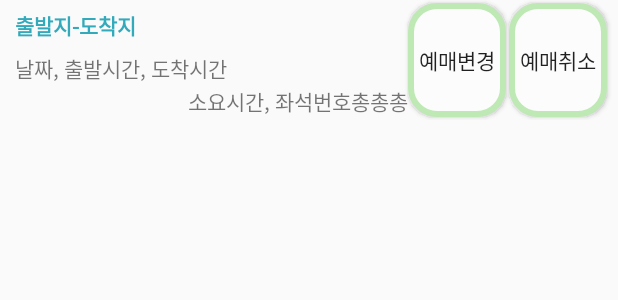
After one commit to SE13KJNBus/BusTicketingApplication, an Android app: the layout home_ticket_list.xml on its own in the app's theme, with its tools: preview values and no code run, on a phone screen of 412 x 824 dp. The commit adds this screen. Shown: the top 300 px of the screen. Run offline under Robolectric (Android 15) with nearby library versions, the phone set to English and light mode, and no system bars.

Commit message:
user TicketList

```diff
--- a/BusTicketingAPP/app/src/main/java/com/example/busticketingapp/BusList/SelectSeatActivity_General.java
+++ b/BusTicketingAPP/app/src/main/java/com/example/busticketingapp/BusList/SelectSeatActivity_General.java
@@ -3,6 +3,7 @@ package com.example.busticketingapp.BusList;
 import androidx.appcompat.app.AppCompatActivity;
 
 import android.app.Dialog;
+import android.content.Intent;
 import android.os.Bundle;
 import android.util.Log;
 import android.view.View;
@@ -11,6 +12,7 @@ import android.widget.NumberPicker;
 import android.widget.TextView;
 import android.widget.Toast;
 
+import com.example.busticketingapp.Payment.PaymentWaiting;
 import com.example.busticketingapp.R;
 
 import java.util.ArrayList;
@@ -31,6 +33,7 @@ public class SelectSeatActivity_General extends AppCompatActivity implements Num
     TextView totalMoney;
     int userSeatNum=0;
     TextView remainNum;
+
     @Override
     protected void onCreate(Bundle savedInstanceState) {
         super.onCreate(savedInstanceState);
@@ -190,7 +193,6 @@ public class SelectSeatActivity_General extends AppCompatActivity implements Num
     @Override
     public void onValueChange(NumberPicker picker, int oldVal, int newVal) {
         Toast.makeText(SelectSeatActivity_General.this, "Submit", Toast.LENGTH_SHORT).show();
-
     }
     public void show(){
         final Dialog dialog = new Dialog(SelectSeatActivity_General.this);
--- a/BusTicketingAPP/app/src/main/java/com/example/busticketingapp/Cart/cart.java
+++ b/BusTicketingAPP/app/src/main/java/com/example/busticketingapp/Cart/Cart.java
@@ -13,7 +13,7 @@ import com.example.busticketingapp.R;
 
 import java.util.ArrayList;
 
-public class cart extends AppCompatActivity {
+public class Cart extends AppCompatActivity {
 
     ListView listView;
     CartAdapter adapter;
--- a/BusTicketingAPP/app/src/main/res/layout/cart_cart.xml
+++ b/BusTicketingAPP/app/src/main/res/layout/cart_cart.xml
@@ -4,7 +4,7 @@
     xmlns:tools="http://schemas.android.com/tools"
     android:layout_width="wrap_content"
     android:layout_height="match_parent"
-    tools:context=".Cart.cart">
+    tools:context=".Cart.Cart">
 
     <Button
         android:id="@+id/cart_remove"
--- /dev/null
+++ b/BusTicketingAPP/app/src/main/res/layout/home_ticket_list.xml
@@ -0,0 +1,71 @@
+<?xml version="1.0" encoding="utf-8"?>
+<LinearLayout xmlns:android="http://schemas.android.com/apk/res/android"
+    android:orientation="horizontal"
+    android:layout_width="match_parent"
+    android:layout_height="80dp">
+
+    <LinearLayout
+        android:layout_width="0dp"
+        android:layout_height="match_parent"
+        android:layout_weight="75"
+        android:orientation="vertical">
+
+        <TextView
+            android:id="@+id/area"
+            android:layout_width="match_parent"
+            android:layout_height="0dp"
+            android:text="출발지-도착지"
+            android:layout_weight="60"
+            android:gravity="center_vertical"
+            android:paddingLeft="10dp"
+            android:textStyle="bold"
+            android:textColor="#33aabb"
+            />
+        <TextView
+            android:id="@+id/date"
+            android:layout_width="match_parent"
+            android:layout_height="0dp"
+            android:text="날짜, 출발시간, 도착시간"
+            android:layout_weight="40"
+            android:gravity="center_vertical"
+            android:paddingLeft="10dp"
+            />
+        <TextView
+            android:id="@+id/seatNum"
+            android:layout_width="match_parent"
+            android:layout_height="0dp"
+            android:text="소요시간, 좌석번호총총총"
+            android:layout_weight="40"
+            android:gravity="right"
+            android:paddingLeft="10dp"
+            />
+    </LinearLayout>
+
+    <Button
+        android:id="@+id/btn_change"
+        android:layout_width="0dp"
+        android:layout_height="match_parent"
+        android:layout_weight="18"
+        android:layout_marginTop="2dp"
+        android:layout_marginBottom="2dp"
+        android:background="@drawable/button_background"
+        android:text="예매변경" />
+    <Button
+        android:id="@+id/btn_cancel"
+        android:layout_width="0dp"
+        android:layout_height="match_parent"
+        android:layout_weight="18"
+        android:layout_marginLeft="2dp"
+        android:layout_marginTop="2dp"
+        android:layout_marginBottom="2dp"
+        android:background="@drawable/button_background"
+        android:text="예매취소" />
+
+    <View
+        android:layout_width="0dp"
+        android:layout_height="match_parent"
+        android:layout_weight="2"
+        />
+
+
+</LinearLayout>
```
Also changed, not shown: BusTicketingAPP/app/src/main/AndroidManifest.xml (+15 -11 lines), BusTicketingAPP/app/src/main/java/com/example/busticketingapp/BusList/MainActivity.java (+10 -0 lines), BusTicketingAPP/app/src/main/java/com/example/busticketingapp/Home/Home_Page.java (+3 -7 lines), BusTicketingAPP/app/src/main/java/com/example/busticketingapp/Home/TicketData.java (added, +16 -0 lines), BusTicketingAPP/app/src/main/java/com/example/busticketingapp/Home/TicketList.java (added, +175 -0 lines), BusTicketingAPP/app/src/main/java/com/example/busticketingapp/Home/TicketListAdapter.java (added, +77 -0 lines), BusTicketingAPP/app/src/main/java/com/example/busticketingapp/LoginAndSignup/LoginUserActivity.java (+13 -3 lines), BusTicketingAPP/app/src/main/java/com/example/busticketingapp/Payment/PaymentWaiting.java (+15 -0 lines), BusTicketingAPP/app/src/main/res/layout/home_ticket_data.xml (added, +29 -0 lines), BusTicketingAPP/app/build.gradle (line endings or trailing spaces).
